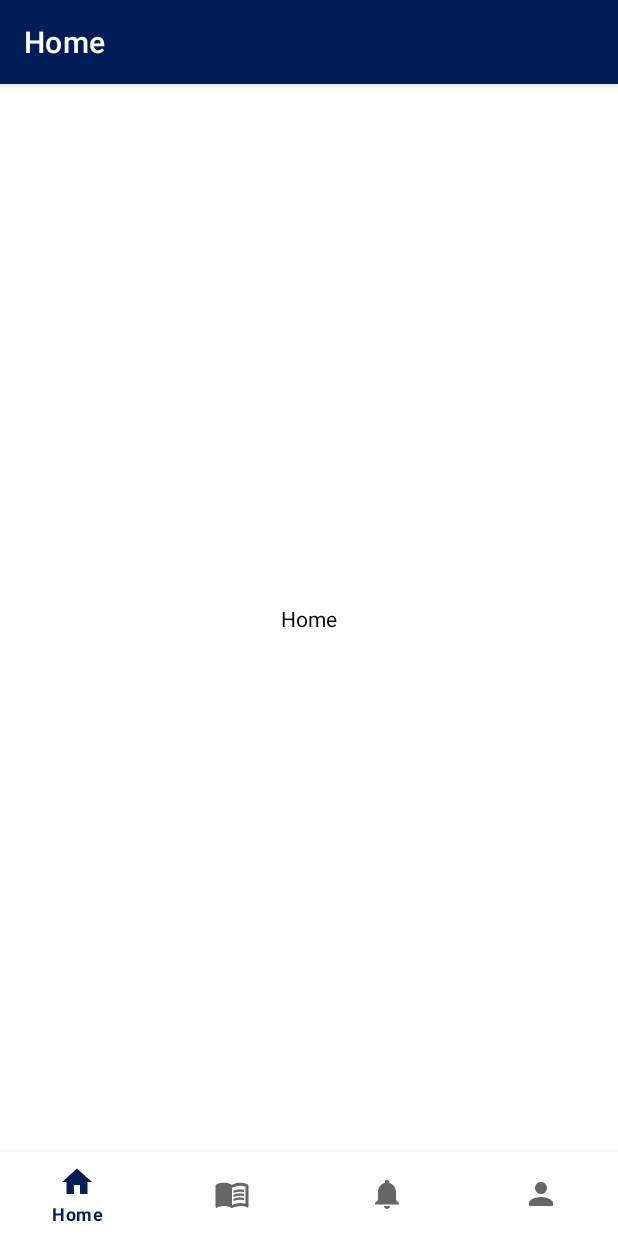
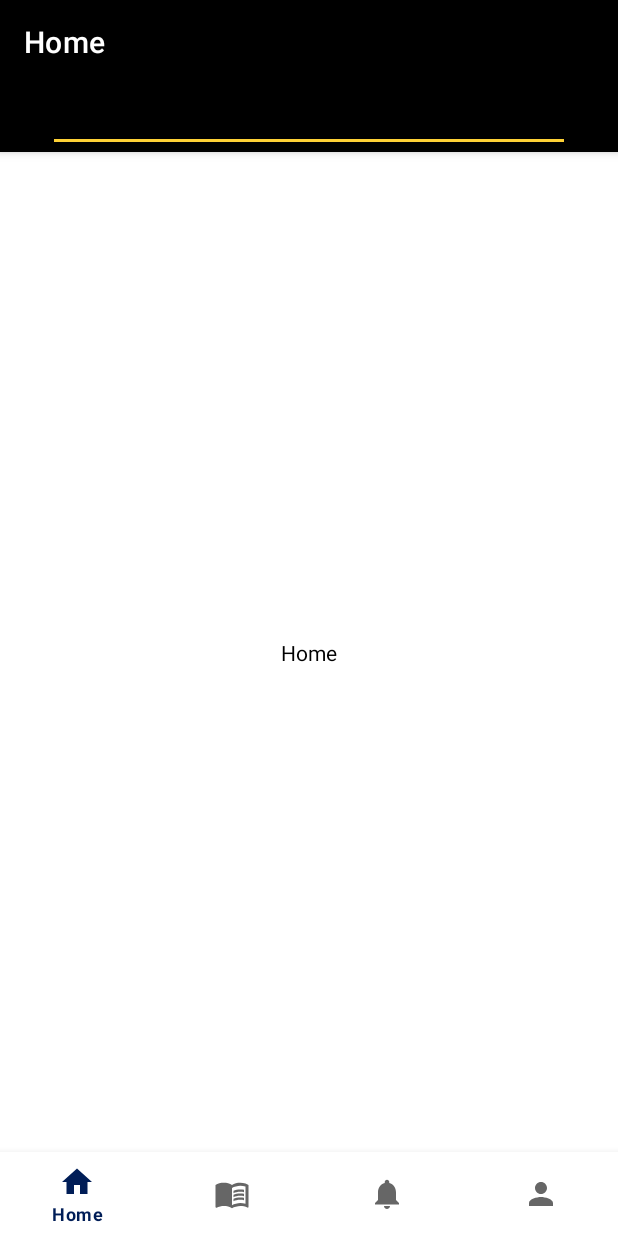
Before and after one commit to Si-Ekang/EKANG, an Android app: the screen it shows after launch (MainActivity), on a phone screen of 412 x 824 dp. Run offline under Robolectric (Android 15) with nearby library versions, the phone set to English and light mode, and no system bars; our stand-ins replace Dagger/Hilt's generated code, Timber, navigation-ui.

Commit message:
Master : custom toolbar + search view

```diff
--- a/app/src/main/java/com/siekang/ui/mainactivity/MainActivity.kt
+++ b/app/src/main/java/com/siekang/ui/mainactivity/MainActivity.kt
@@ -5,11 +5,13 @@ import androidx.appcompat.app.AppCompatActivity
 import androidx.navigation.NavController
 import androidx.navigation.findNavController
 import androidx.navigation.ui.*
+import com.google.android.material.appbar.MaterialToolbar
 import com.google.android.material.bottomnavigation.BottomNavigationView
 import com.siekang.R
 import com.siekang.databinding.ActivityMainBinding
 import dagger.hilt.android.AndroidEntryPoint
 import timber.log.Timber
+import java.util.regex.Pattern
 
 @AndroidEntryPoint
 class MainActivity : AppCompatActivity() {
@@ -17,6 +19,7 @@ class MainActivity : AppCompatActivity() {
     private var _viewBinding: ActivityMainBinding? = null
     private val binding get() = _viewBinding!!
 
+    private lateinit var toolbar: MaterialToolbar
     private lateinit var bottomNavView: BottomNavigationView
 
     private lateinit var navController: NavController
@@ -28,9 +31,28 @@ class MainActivity : AppCompatActivity() {
         _viewBinding = ActivityMainBinding.inflate(layoutInflater)
         setContentView(binding.root)
 
+        toolbar = binding.layoutContentToolbar.toolbar
+
+        setSupportActionBar(toolbar)
+
         bottomNavView = binding.layoutContentMain.navView
 
+        bottomNavView.setOnNavigationItemSelectedListener {
+            Timber.e("Selected ${it.title}")
+            if (it.itemId != bottomNavView.selectedItemId)
+                NavigationUI.onNavDestinationSelected(
+                    it,
+                    navController
+                )
+            true
+        }
+
         navController = findNavController(R.id.nav_host_fragment_content_main)
+
+        navController.addOnDestinationChangedListener { _, destination, arguments ->
+            Timber.d(destination.toString())
+            binding.layoutContentToolbar.toolbar.setTitle(destination.label, arguments)
+        }
 
         appBarConfiguration = AppBarConfiguration(
             setOf(
@@ -43,20 +65,6 @@ class MainActivity : AppCompatActivity() {
 
         setupActionBarWithNavController(navController, appBarConfiguration)
         bottomNavView.setupWithNavController(navController)
-
-        navController.addOnDestinationChangedListener { controller, destination, arguments ->
-            Timber.d(destination.toString())
-        }
-
-        bottomNavView.setOnNavigationItemSelectedListener {
-            Timber.e("Selected ${it.title}")
-            if (it.itemId != bottomNavView.selectedItemId)
-                NavigationUI.onNavDestinationSelected(
-                    it,
-                    navController
-                )
-            true
-        }
     }
 
     override fun onSupportNavigateUp(): Boolean {
@@ -69,4 +77,27 @@ class MainActivity : AppCompatActivity() {
         super.onDestroy()
         _viewBinding = null
     }
+
+    private fun MaterialToolbar.setTitle(label: CharSequence?, arguments: Bundle?) {
+        if (label != null) {
+            // Fill in the data pattern with the args to build a valid URI
+            val title = StringBuffer()
+            val fillInPattern = Pattern.compile("\\{(.+?)\\}")
+            val matcher = fillInPattern.matcher(label)
+            while (matcher.find()) {
+                val argName = matcher.group(1)
+                if (arguments != null && arguments.containsKey(argName)) {
+                    matcher.appendReplacement(title, "")
+                    title.append(arguments.get(argName).toString())
+                } else {
+                    return //returning because the argument required is not found
+                }
+            }
+            matcher.appendTail(title)
+            // setTitle("")
+            // textView.text = title
+
+            setTitle(title)
+        }
+    }
 }
--- a/app/src/main/res/layout/activity_main.xml
+++ b/app/src/main/res/layout/activity_main.xml
@@ -1,13 +1,18 @@
 <?xml version="1.0" encoding="utf-8"?>
-<androidx.constraintlayout.widget.ConstraintLayout xmlns:android="http://schemas.android.com/apk/res/android"
+<androidx.appcompat.widget.LinearLayoutCompat xmlns:android="http://schemas.android.com/apk/res/android"
     xmlns:tools="http://schemas.android.com/tools"
     android:id="@+id/container"
     android:layout_width="match_parent"
     android:layout_height="match_parent"
+    android:orientation="vertical"
     tools:context=".ui.mainactivity.MainActivity">
+
+    <include
+        android:id="@+id/layout_content_toolbar"
+        layout="@layout/custom_toolbar" />
 
     <include
         android:id="@+id/layout_content_main"
         layout="@layout/content_main" />
 
-</androidx.constraintlayout.widget.ConstraintLayout>
+</androidx.appcompat.widget.LinearLayoutCompat>
--- a/app/src/main/res/layout/content_main.xml
+++ b/app/src/main/res/layout/content_main.xml
@@ -2,6 +2,7 @@
 <androidx.constraintlayout.widget.ConstraintLayout xmlns:android="http://schemas.android.com/apk/res/android"
     xmlns:app="http://schemas.android.com/apk/res-auto"
     xmlns:tools="http://schemas.android.com/tools"
+    android:id="@+id/content"
     android:layout_width="match_parent"
     android:layout_height="match_parent"
     app:layout_behavior="@string/appbar_scrolling_view_behavior">
--- /dev/null
+++ b/app/src/main/res/layout/custom_toolbar.xml
@@ -0,0 +1,31 @@
+<?xml version="1.0" encoding="utf-8"?>
+<com.google.android.material.appbar.AppBarLayout xmlns:android="http://schemas.android.com/apk/res/android"
+    xmlns:app="http://schemas.android.com/apk/res-auto"
+    xmlns:tools="http://schemas.android.com/tools"
+    android:id="@+id/appbar"
+    android:layout_width="match_parent"
+    android:layout_height="wrap_content"
+    android:background="@color/black">
+
+    <com.google.android.material.appbar.MaterialToolbar
+        android:id="@+id/toolbar"
+        android:layout_width="match_parent"
+        android:layout_height="?attr/actionBarSize"
+        app:title="@string/app_name"
+        app:titleTextColor="@color/white"
+        tools:title="@string/app_name" />
+
+    <androidx.constraintlayout.widget.ConstraintLayout
+        android:layout_width="match_parent"
+        android:layout_height="wrap_content">
+
+        <com.google.android.material.textfield.TextInputEditText
+            android:id="@+id/tiet_word_translate"
+            android:layout_width="match_parent"
+            android:layout_height="wrap_content"
+            android:layout_marginHorizontal="32dp"
+            app:layout_constraintBottom_toBottomOf="parent"
+            app:layout_constraintTop_toTopOf="parent" />
+    </androidx.constraintlayout.widget.ConstraintLayout>
+
+</com.google.android.material.appbar.AppBarLayout>
--- a/app/src/main/res/values-night/themes.xml
+++ b/app/src/main/res/values-night/themes.xml
@@ -1,6 +1,6 @@
 <resources xmlns:tools="http://schemas.android.com/tools">
     <!-- Base application theme. -->
-    <style name="Theme.MyApplication" parent="Theme.MaterialComponents.DayNight.DarkActionBar">
+    <style name="Theme.MyApplication" parent="Theme.MaterialComponents.DayNight.NoActionBar">
         <!-- Primary brand color. -->
         <item name="colorPrimary">@color/colorPrimary</item>
         <item name="colorPrimaryVariant">@color/colorPrimaryDark</item>
--- a/app/src/main/res/values/themes.xml
+++ b/app/src/main/res/values/themes.xml
@@ -1,6 +1,6 @@
 <resources xmlns:tools="http://schemas.android.com/tools">
     <!-- Base application theme. -->
-    <style name="Theme.MyApplication" parent="Theme.MaterialComponents.DayNight.DarkActionBar">
+    <style name="Theme.MyApplication" parent="Theme.MaterialComponents.DayNight.NoActionBar">
         <!-- Primary brand color. -->
         <item name="colorPrimary">@color/colorPrimary</item>
         <item name="colorPrimaryVariant">@color/colorPrimaryDark</item>
```
Also changed, not shown: app/build.gradle (+0 -7 lines), build.gradle (+5 -5 lines).
